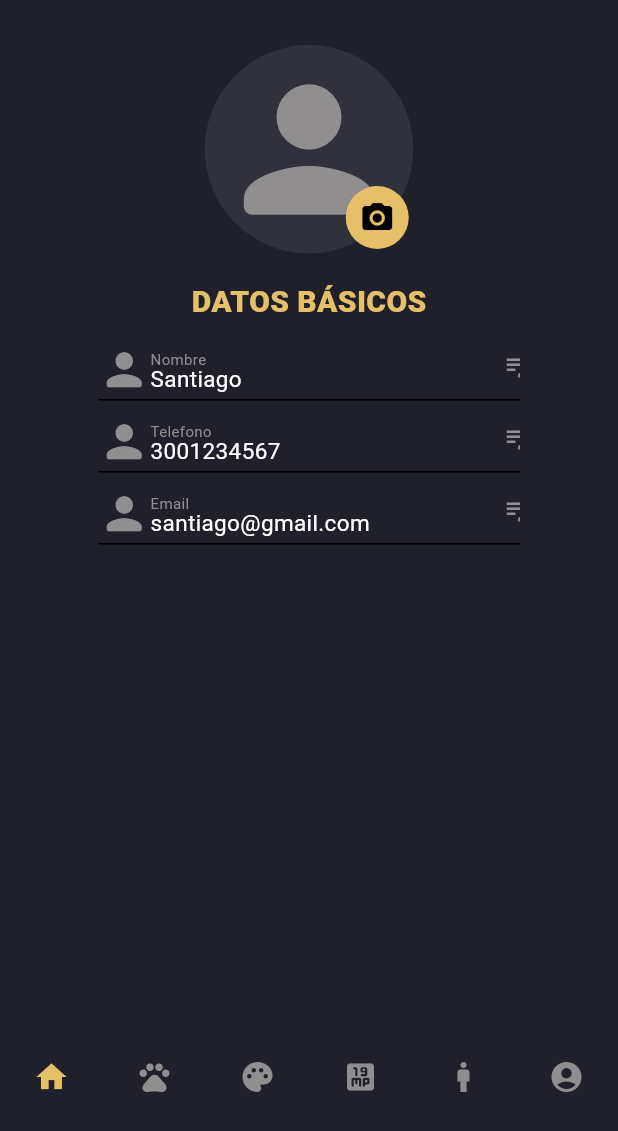
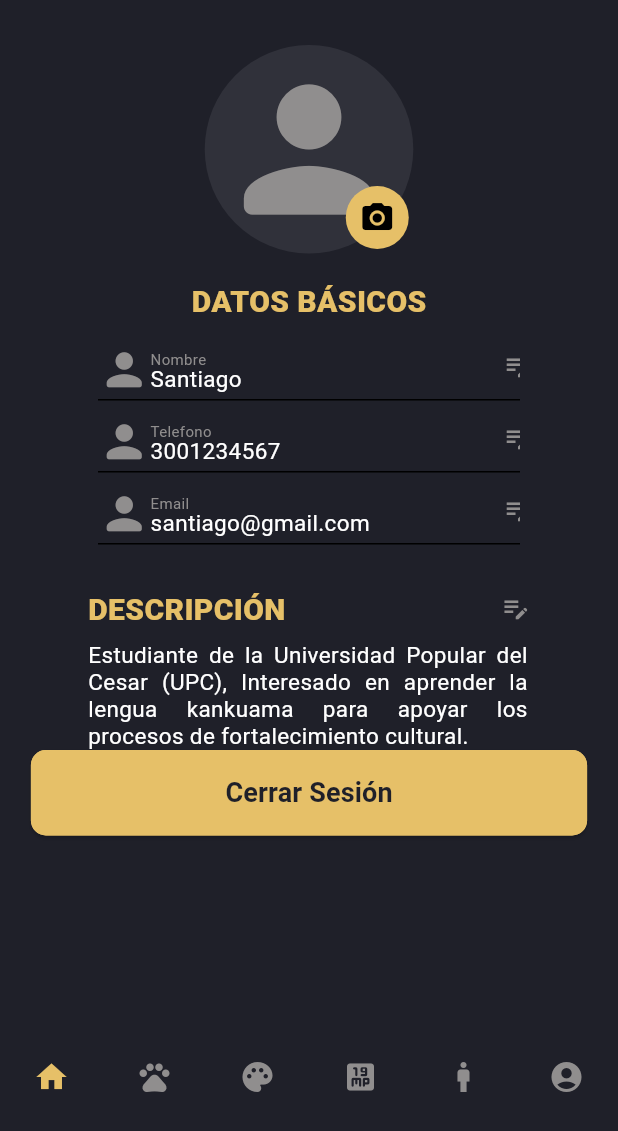
Before and after one commit to Jsrodriguez03/Frontend-DiccionarioKMovil, a Flutter app: the screen it shows after launch, on a phone screen of 412 x 824 dp, the part 105-1236 px from its top. Run offline on Flutter 3.47's test engine with Material 2 defaults, Android fonts, the phone set to English and light mode, and no system bars; our stand-ins replace carousel_slider, get; missing offline and left inert: animation_search_bar.

Commit message:
Adding Description and Button 'Cerrar Sesión'

```diff
--- a/lib/ui/pages/Profile/profile.dart
+++ b/lib/ui/pages/Profile/profile.dart
@@ -1,7 +1,10 @@
 import 'package:flutter/material.dart';
 import 'package:frontend_diccionario/ui/config/theme/app_theme.dart';
+import 'package:frontend_diccionario/ui/widgets/Buttoms/CustomButtom.dart';
+import 'package:frontend_diccionario/ui/widgets/Buttoms/CustomElevationButtom.dart';
 import 'package:frontend_diccionario/ui/widgets/IconCircleProfile/icon_circle_profile.dart';
 import 'package:frontend_diccionario/ui/widgets/Navbar/navbar.dart';
+import 'package:frontend_diccionario/ui/widgets/TextFormField/input_box_profile.dart';
 import 'package:frontend_diccionario/ui/widgets/Textos/textos.dart';
 
 class Profile extends StatelessWidget {
@@ -56,7 +59,7 @@ class Profile extends StatelessWidget {
             fontWeight: FontWeight.w900,
           ),
 
-          //Inputs
+          //Inputs Datos Básicos
           SizedBox(
             width: 301.50,
             height: 170,
@@ -65,19 +68,16 @@ class Profile extends StatelessWidget {
                 //NOMBRE
                 ListView(
                   padding: const EdgeInsets.symmetric(horizontal: 10),
-                  children: [
+                  children: const [
                     InputBoxProfile(
-                      appTheme: appTheme,
                       title: "Nombre",
                       value: "Santiago",
                     ),
                     InputBoxProfile(
-                      appTheme: appTheme,
                       title: "Telefono",
                       value: "3001234567",
                     ),
                     InputBoxProfile(
-                      appTheme: appTheme,
                       title: "Email",
                       value: "santiago@gmail.com",
                     ),
@@ -85,6 +85,78 @@ class Profile extends StatelessWidget {
                 )
               ],
             ),
+          ),
+
+          //Descripción
+          SizedBox(
+            width: 294.50,
+            height: 106,
+            child: Stack(
+              children: [
+                Positioned(
+                  left: 0,
+                  top: 1,
+                  child: SizedBox(
+                    width: 294.50,
+                    height: 105,
+                    child: Stack(
+                      children: [
+                        const Positioned(
+                          left: 0,
+                          top: 33,
+                          child: SizedBox(
+                            width: 293,
+                            child: Text(
+                              'Estudiante de la Universidad Popular del Cesar (UPC), Interesado en aprender la lengua kankuama para apoyar los procesos de fortalecimiento cultural.',
+                              textAlign: TextAlign.justify,
+                              style: TextStyle(
+                                color: Colors.white,
+                                fontSize: 15,
+                                fontFamily: 'Roboto',
+                                fontWeight: FontWeight.w400,
+                                height: 0,
+                              ),
+                            ),
+                          ),
+                        ),
+                        Positioned(
+                          left: 275,
+                          top: 0,
+                          child: SizedBox(
+                            width: 19.50,
+                            child: Icon(
+                              Icons.edit_note_outlined,
+                              color: appTheme.color("third"),
+                              size: 20,
+                            ),
+                          ),
+                        ),
+                      ],
+                    ),
+                  ),
+                ),
+                const Positioned(
+                  left: 0,
+                  top: 0,
+                  child: Text(
+                    'DESCRIPCIÓN',
+                    textAlign: TextAlign.center,
+                    style: TextStyle(
+                      color: Color(0xFFE6C068),
+                      fontSize: 20,
+                      fontFamily: 'Roboto',
+                      fontWeight: FontWeight.w900,
+                      height: 0,
+                    ),
+                  ),
+                ),
+              ],
+            ),
+          ),
+
+          CustomElevatedButton(
+            buttonText: "Cerrar Sesión",
+            onPressed: () {},
           )
         ],
       ),
@@ -92,82 +164,3 @@ class Profile extends StatelessWidget {
     );
   }
 }
-
-class InputBoxProfile extends StatelessWidget {
-  final AppTheme appTheme;
-  final String title;
-  final String value;
-
-  const InputBoxProfile({
-    super.key,
-    required this.appTheme,
-    required this.title,
-    required this.value,
-  });
-
-  @override
-  Widget build(BuildContext context) {
-    return Column(
-      children: [
-        SizedBox(
-          width: 297,
-          height: 43,
-          child: Stack(
-            children: [
-              Positioned(
-                left: 0,
-                top: 5,
-                child: Icon(
-                  Icons.person_rounded,
-                  color: appTheme.color("third"),
-                  size: 35,
-                ),
-              ),
-              Positioned(
-                left: 27,
-                child: Texto(
-                  title: title,
-                  colorText: const Color(0xFF908E8E),
-                  size: 10,
-                  fontWeight: FontWeight.w400,
-                ),
-              ),
-              Positioned(
-                left: 27,
-                top: 10,
-                child: Texto(
-                  title: value,
-                  colorText: Colors.white,
-                  size: 15,
-                  fontWeight: FontWeight.w400,
-                ),
-              ),
-              Container(
-                width: 297,
-                decoration: const BoxDecoration(
-                  border: Border(
-                    bottom: BorderSide(
-                      width: 1,
-                      style: BorderStyle.solid,
-                      color: Colors.black,
-                    ),
-                  ),
-                ),
-              ),
-              Positioned(
-                left: 270,
-                top: 10,
-                child: Icon(
-                  Icons.edit_note_outlined,
-                  color: appTheme.color("third"),
-                  size: 20,
-                ),
-              ),
-            ],
-          ),
-        ),
-        const SizedBox(height: 5),
-      ],
-    );
-  }
-}
--- a/lib/ui/widgets/Buttoms/CustomButtom.dart
+++ b/lib/ui/widgets/Buttoms/CustomButtom.dart
@@ -1,8 +1,8 @@
 import 'package:flutter/material.dart';
 import 'package:get/get.dart';
 
-class Button extends StatelessWidget {
-  const Button({super.key, required this.titulo});
+class CustomButton extends StatelessWidget {
+  const CustomButton({super.key, required this.titulo});
   final String titulo;
 
   @override
--- a/lib/ui/widgets/Card/card_widget.dart
+++ b/lib/ui/widgets/Card/card_widget.dart
@@ -55,8 +55,8 @@ class CardWidget extends StatelessWidget {
                 if (showButtons)
                   const Column(
                     children: [
-                      Button(titulo: "Kankuamo"),
-                      Button(titulo: "Inglés"),
+                      CustomButton(titulo: "Kankuamo"),
+                      CustomButton(titulo: "Inglés"),
                     ],
                   ),
               ],
--- /dev/null
+++ b/lib/ui/widgets/TextFormField/input_box_profile.dart
@@ -0,0 +1,81 @@
+import 'package:flutter/material.dart';
+import 'package:frontend_diccionario/ui/config/theme/app_theme.dart';
+import 'package:frontend_diccionario/ui/widgets/Textos/textos.dart';
+
+class InputBoxProfile extends StatelessWidget {
+  final String title;
+  final String value;
+
+  const InputBoxProfile({
+    super.key,
+    required this.title,
+    required this.value,
+  });
+
+  @override
+  Widget build(BuildContext context) {
+    AppTheme appTheme = AppTheme();
+    return Column(
+      children: [
+        SizedBox(
+          width: 297,
+          height: 43,
+          child: Stack(
+            children: [
+              Positioned(
+                left: 0,
+                top: 5,
+                child: Icon(
+                  Icons.person_rounded,
+                  color: appTheme.color("third"),
+                  size: 35,
+                ),
+              ),
+              Positioned(
+                left: 27,
+                child: Texto(
+                  title: title,
+                  colorText: const Color(0xFF908E8E),
+                  size: 10,
+                  fontWeight: FontWeight.w400,
+                ),
+              ),
+              Positioned(
+                left: 27,
+                top: 10,
+                child: Texto(
+                  title: value,
+                  colorText: Colors.white,
+                  size: 15,
+                  fontWeight: FontWeight.w400,
+                ),
+              ),
+              Container(
+                width: 297,
+                decoration: const BoxDecoration(
+                  border: Border(
+                    bottom: BorderSide(
+                      width: 1,
+                      style: BorderStyle.solid,
+                      color: Colors.black,
+                    ),
+                  ),
+                ),
+              ),
+              Positioned(
+                left: 270,
+                top: 10,
+                child: Icon(
+                  Icons.edit_note_outlined,
+                  color: appTheme.color("third"),
+                  size: 20,
+                ),
+              ),
+            ],
+          ),
+        ),
+        const SizedBox(height: 5),
+      ],
+    );
+  }
+}
```
